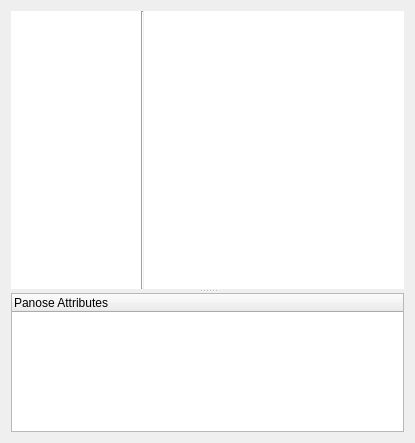
Qt form src/panosewidget.ui (fontmatrix/fontmatrix) before a commit.
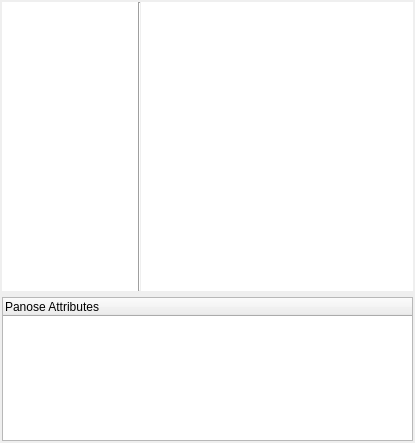
The same form after that commit.

Patch:
```diff
--- a/src/panosewidget.ui
+++ b/src/panosewidget.ui
@@ -14,11 +14,10 @@
    <string>Form</string>
   </property>
   <layout class="QGridLayout" name="gridLayout_2">
-   <item row="0" column="0">
-    <widget class="QSplitter" name="splitter">
-     <property name="orientation">
-      <enum>Qt::Vertical</enum>
-     </property>
+   <property name="margin">
+    <number>2</number>
+   </property>
+   <item row="0" column="0">
      <widget class="QWidget" name="widget" native="true">
       <property name="sizePolicy">
        <sizepolicy hsizetype="Preferred" vsizetype="Preferred">
@@ -131,6 +130,8 @@
        </item>
       </layout>
      </widget>
+   </item>
+   <item row="1" column="0">
      <widget class="QTreeWidget" name="pTree">
       <property name="sizePolicy">
        <sizepolicy hsizetype="Expanding" vsizetype="Expanding">
@@ -143,7 +144,6 @@
         <string>Panose Attributes</string>
        </property>
       </column>
-     </widget>
     </widget>
    </item>
   </layout>
```
Lines whose indentation alone changed are shown as unchanged.
